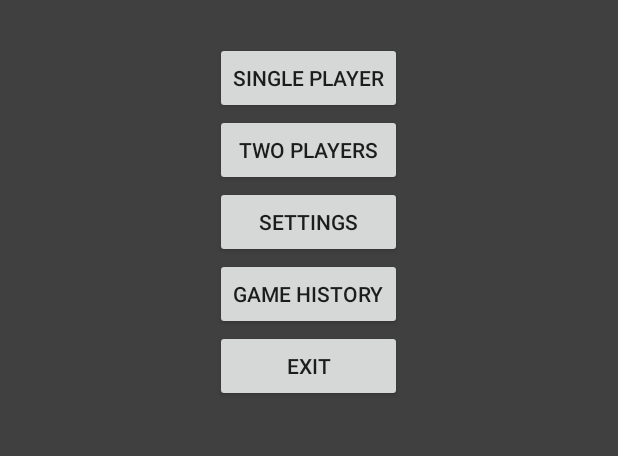
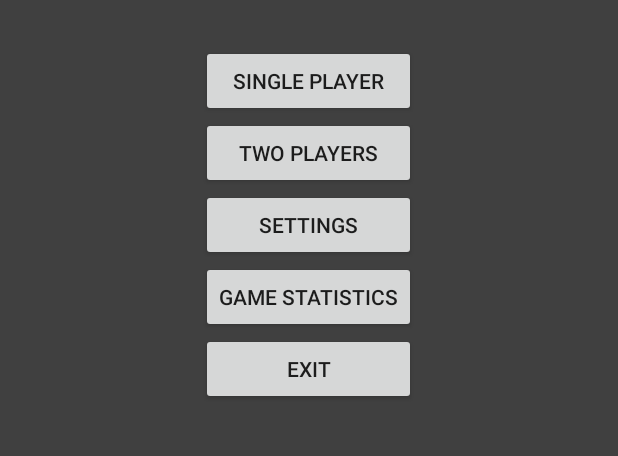
Before and after one commit to idanbe/Four-in-a-row, an Android app: the screen it shows after launch (MainActivity), on a phone screen of 412 x 824 dp, the part 261-717 px from its top. Run offline under Robolectric (Android 15) with nearby library versions, the phone set to English and light mode, and no system bars.

Commit message:
change history button name

```diff
--- a/Game_4_in_a_row/app/src/main/java/com/example/administrator/game_4_in_a_row/MainActivity.java
+++ b/Game_4_in_a_row/app/src/main/java/com/example/administrator/game_4_in_a_row/MainActivity.java
@@ -97,7 +97,7 @@ public class MainActivity extends AppCompatActivity {
         single_button = (Button)findViewById(R.id.button_single);
         two_button = (Button)findViewById(R.id.button_two);
         setting_button = (Button)findViewById(R.id.button_setting);
-        game_history_button = (Button)findViewById(R.id.button_history);
+        game_history_button = (Button)findViewById(R.id.button_statistics);
         exit_button = (Button)findViewById(R.id.button_Exit);
 
 
--- a/Game_4_in_a_row/app/src/main/res/layout/activity_main.xml
+++ b/Game_4_in_a_row/app/src/main/res/layout/activity_main.xml
@@ -23,9 +23,12 @@
         android:layout_height="wrap_content"
         android:id="@+id/button_single"
         android:text="@string/button_single"
-        android:layout_marginTop="28dp"
         android:layout_below="@+id/text_main_title"
-        android:layout_centerHorizontal="true" />
+        android:layout_marginTop="30dp"
+        android:layout_alignLeft="@+id/button_setting"
+        android:layout_alignStart="@+id/button_setting"
+        android:layout_alignRight="@+id/button_setting"
+        android:layout_alignEnd="@+id/button_setting" />
 
     <Button
         android:layout_width="wrap_content"
@@ -33,8 +36,8 @@
         android:id="@+id/button_two"
         android:text="@string/button_two"
         android:layout_below="@+id/button_single"
-        android:layout_alignLeft="@+id/button_single"
-        android:layout_alignStart="@+id/button_single"
+        android:layout_alignLeft="@+id/button_setting"
+        android:layout_alignStart="@+id/button_setting"
         android:layout_alignRight="@+id/button_single"
         android:layout_alignEnd="@+id/button_single" />
 
@@ -44,28 +47,27 @@
         android:id="@+id/button_setting"
         android:text="@string/button_setting"
         android:layout_below="@+id/button_two"
-        android:layout_alignRight="@+id/button_two"
-        android:layout_alignEnd="@+id/button_two"
-        android:layout_alignLeft="@+id/button_two"
-        android:layout_alignStart="@+id/button_two" />
+        android:layout_alignLeft="@+id/button_statistics"
+        android:layout_alignStart="@+id/button_statistics"
+        android:layout_alignRight="@+id/button_statistics"
+        android:layout_alignEnd="@+id/button_statistics" />
 
     <Button
         android:layout_width="wrap_content"
         android:layout_height="wrap_content"
         android:id="@+id/button_Exit"
         android:text="@string/button_Exit"
-        android:layout_below="@+id/button_history"
-        android:layout_alignLeft="@+id/button_setting"
-        android:layout_alignStart="@+id/button_setting"
-        android:layout_alignRight="@+id/button_history"
-        android:layout_alignEnd="@+id/button_history" />
+        android:layout_below="@+id/button_statistics"
+        android:layout_alignLeft="@+id/button_statistics"
+        android:layout_alignStart="@+id/button_statistics"
+        android:layout_alignRight="@+id/button_statistics"
+        android:layout_alignEnd="@+id/button_statistics" />
 
     <Button
         android:layout_width="wrap_content"
         android:layout_height="wrap_content"
-        android:id="@+id/button_history"
-        android:text="@string/button_history"
+        android:id="@+id/button_statistics"
+        android:text="@string/button_statistics"
         android:layout_below="@+id/button_setting"
-        android:layout_alignLeft="@+id/button_setting"
-        android:layout_alignStart="@+id/button_setting" />
+        android:layout_centerHorizontal="true" />
 </RelativeLayout>
--- a/Game_4_in_a_row/app/src/main/res/values/strings.xml
+++ b/Game_4_in_a_row/app/src/main/res/values/strings.xml
@@ -5,7 +5,7 @@
     <string name="button_two">Two Players</string>
     <string name="button_setting">Settings</string>
     <string name="button_Exit">Exit</string>
-    <string name="button_history">Game History</string>
+    <string name="button_statistics">Game Statistics</string>
     <string name="textView_settings">Settings</string>
     <string name="action_settings">Settings</string>
     <string name="textView_game">FOUR IN A ROW</string>
```
